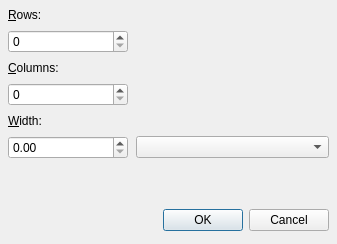
This is gui/src/TableSettingsDialog.ui in d1vanov/quentier as Qt 5 draws it before an edit. The edited form follows.
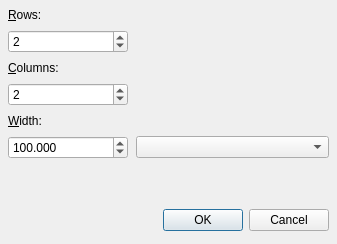
This is the edited form.

Commit message: Couple of improvements for table settings dialog: 3 decimals for table width, more sane default number of rows and columns, relative width table by default and red warning about improper table settings

Diff of the .ui file:
```diff
--- a/gui/src/TableSettingsDialog.ui
+++ b/gui/src/TableSettingsDialog.ui
@@ -55,6 +55,9 @@
        <property name="toolTip">
         <string>Number of rows in the new table</string>
        </property>
+       <property name="value">
+        <number>2</number>
+       </property>
       </widget>
      </item>
     </layout>
@@ -82,6 +85,9 @@
        <property name="toolTip">
         <string>Number of columns in the table</string>
        </property>
+       <property name="value">
+        <number>2</number>
+       </property>
       </widget>
      </item>
     </layout>
@@ -109,6 +115,15 @@
        <property name="toolTip">
         <string>Width of the table</string>
        </property>
+       <property name="decimals">
+        <number>3</number>
+       </property>
+       <property name="maximum">
+        <double>999.990000000000009</double>
+       </property>
+       <property name="value">
+        <double>100.000000000000000</double>
+       </property>
       </widget>
      </item>
      <item row="1" column="1">
```
Left out of the diff: 3 changed lines with no effect on the pictures. The commit also changes 1 other file.
